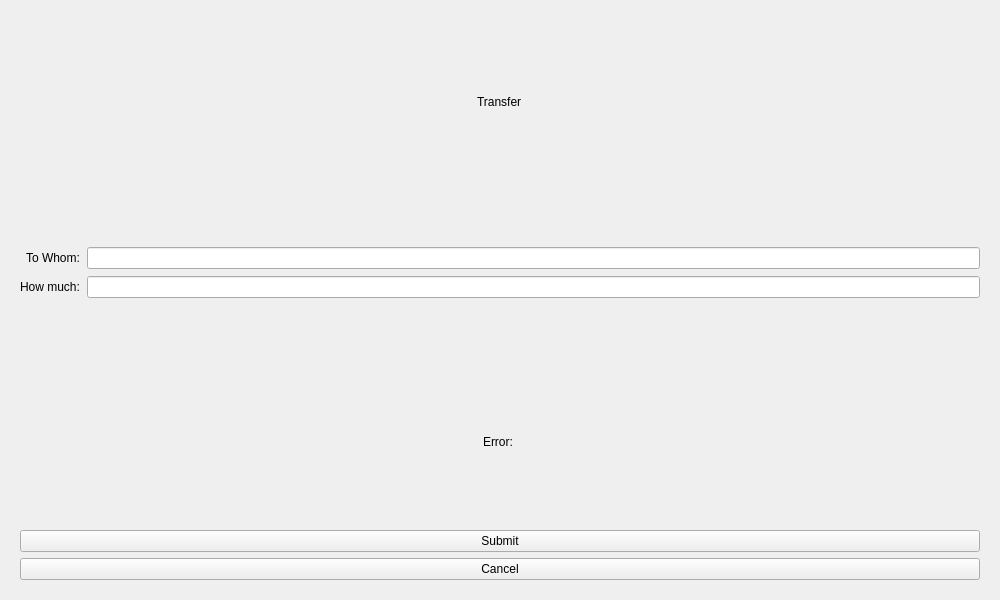
The window that views/transaction/transactionwindow.ui (IronTony-Stark/ATM) describes before a commit, drawn with Qt 5.
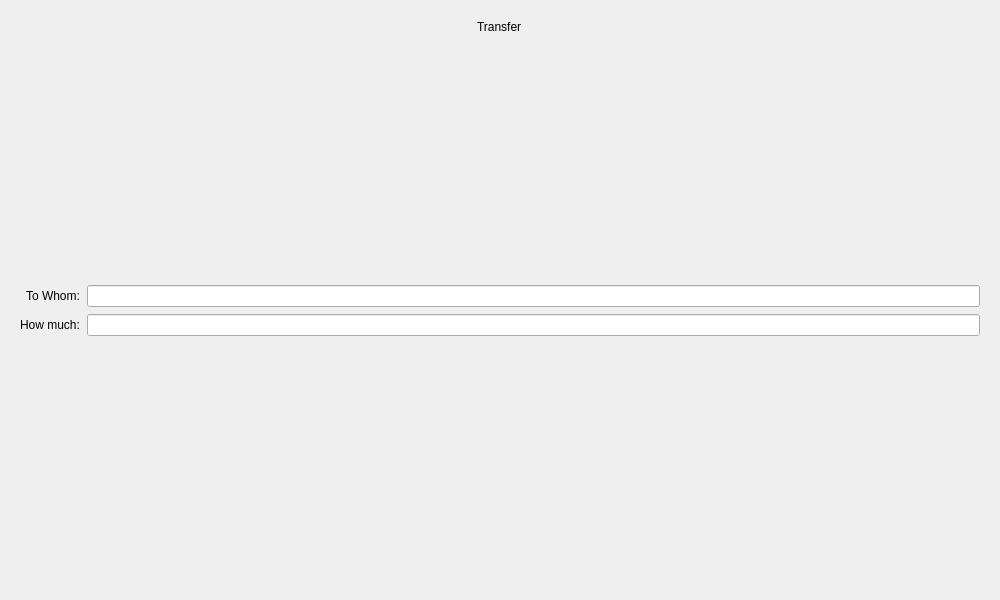
The same window after the commit. The open tabs and pages were chosen to show the change.

Diff of the .ui file:
```diff
--- a/views/transaction/transactionwindow.ui
+++ b/views/transaction/transactionwindow.ui
@@ -176,7 +176,7 @@
        <item alignment="Qt::AlignHCenter">
         <widget class="QLabel" name="labelTransferTitle">
          <property name="sizePolicy">
-          <sizepolicy hsizetype="Fixed" vsizetype="Minimum">
+          <sizepolicy hsizetype="Fixed" vsizetype="Fixed">
            <horstretch>0</horstretch>
            <verstretch>0</verstretch>
           </sizepolicy>
@@ -231,33 +231,6 @@
          </item>
         </layout>
        </item>
-       <item alignment="Qt::AlignHCenter">
-        <widget class="QLabel" name="labelTransferError">
-         <property name="sizePolicy">
-          <sizepolicy hsizetype="Fixed" vsizetype="Minimum">
-           <horstretch>0</horstretch>
-           <verstretch>0</verstretch>
-          </sizepolicy>
-         </property>
-         <property name="text">
-          <string>Error: </string>
-         </property>
-        </widget>
-       </item>
-       <item>
-        <widget class="QPushButton" name="btnTransferCancel">
-         <property name="text">
-          <string>Submit</string>
-         </property>
-        </widget>
-       </item>
-       <item>
-        <widget class="QPushButton" name="btnTransferSubmit">
-         <property name="text">
-          <string>Cancel</string>
-         </property>
-        </widget>
-       </item>
       </layout>
      </widget>
     </widget>
```
Left out of the diff: 54 changed lines with no effect on the pictures.
